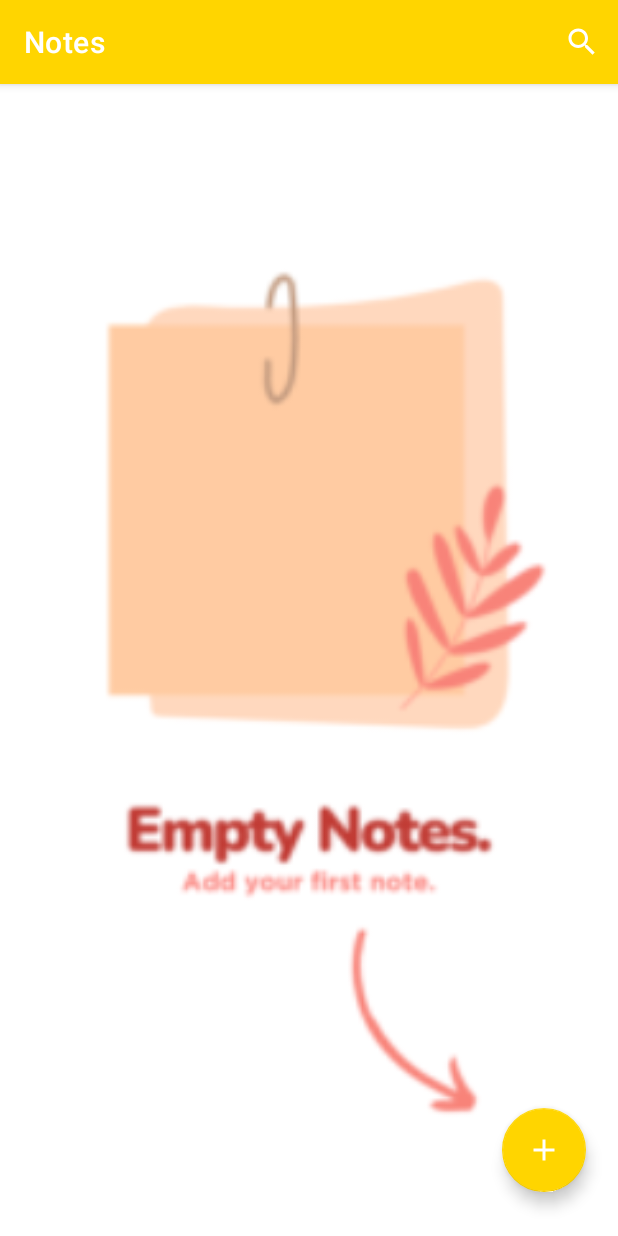
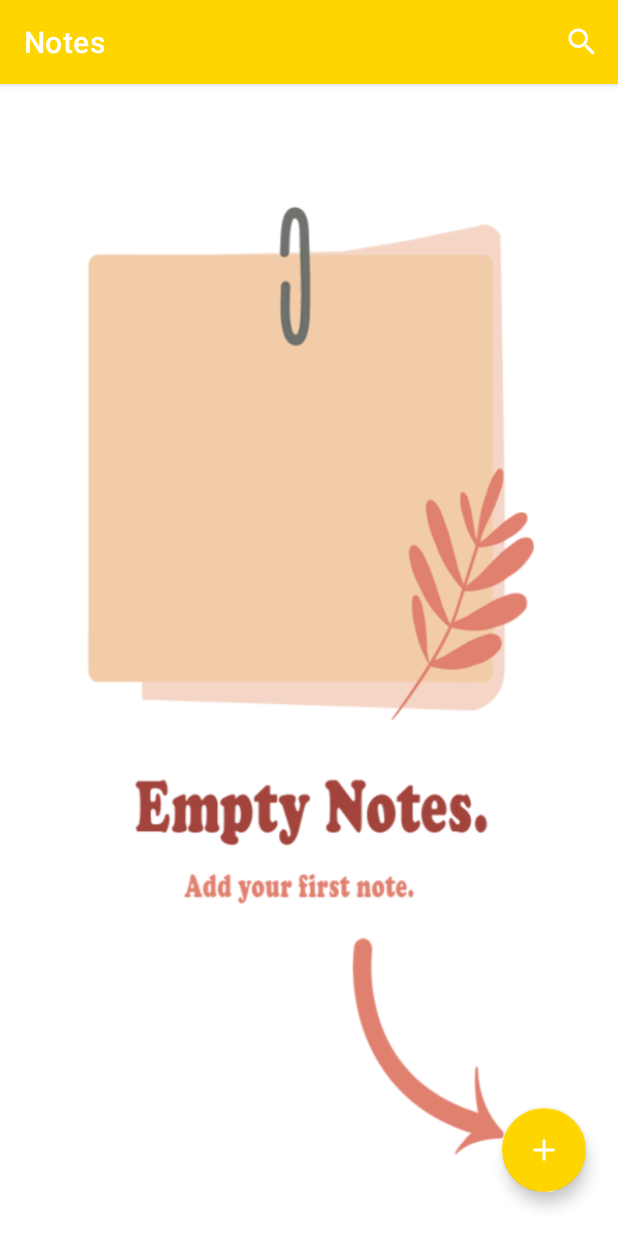
Before and after one commit to kys0main/NotesApplication, an Android app: the screen it shows after launch (MainActivity), on a phone screen of 412 x 824 dp. Run offline under Robolectric (Android 15) with nearby library versions, the phone set to English and light mode, and no system bars; our stand-ins replace Room's generated code, data binding.

Commit message:
Fix bug in HomeFragment

```diff
--- a/app/src/main/java/com/kys0main/notesapplication/fragments/AddNoteFragment.kt
+++ b/app/src/main/java/com/kys0main/notesapplication/fragments/AddNoteFragment.kt
@@ -24,7 +24,6 @@ class AddNoteFragment : Fragment(R.layout.fragment_add_note), MenuProvider {
 
     private var addNoteBinding : FragmentAddNoteBinding? = null
     private val binding get() = addNoteBinding!!
-
     private lateinit var notesViewModel : NoteViewModel
     private lateinit var addNoteView : View
 
@@ -80,5 +79,4 @@ class AddNoteFragment : Fragment(R.layout.fragment_add_note), MenuProvider {
         super.onDestroy()
         addNoteBinding = null
     }
-
 }
--- a/app/src/main/java/com/kys0main/notesapplication/fragments/HomeFragment.kt
+++ b/app/src/main/java/com/kys0main/notesapplication/fragments/HomeFragment.kt
@@ -12,8 +12,11 @@ import android.widget.Toast
 import androidx.appcompat.widget.SearchView
 import androidx.core.view.MenuHost
 import androidx.core.view.MenuProvider
+import androidx.lifecycle.DefaultLifecycleObserver
 import androidx.lifecycle.Lifecycle
+import androidx.lifecycle.LifecycleOwner
 import androidx.navigation.findNavController
+import androidx.navigation.fragment.findNavController
 import androidx.recyclerview.widget.StaggeredGridLayoutManager
 import com.kys0main.notesapplication.MainActivity
 import com.kys0main.notesapplication.R
@@ -23,31 +26,34 @@ import com.kys0main.notesapplication.model.Note
 import com.kys0main.notesapplication.viewmodel.NoteViewModel
 
 
-class HomeFragment : Fragment(R.layout.fragment_home), SearchView.OnQueryTextListener, MenuProvider {
+class HomeFragment : Fragment(R.layout.fragment_home), SearchView.OnQueryTextListener, SearchView.OnCloseListener, MenuProvider {
+
     private var homeBinding : FragmentHomeBinding? = null
     private val binding get() = homeBinding!!
     private lateinit var notesViewModel : NoteViewModel
     private lateinit var noteAdapter: NoteAdapter
+    private var searchQuery: String? = null
+
     override fun onCreateView(
         inflater: LayoutInflater, container: ViewGroup?,
         savedInstanceState: Bundle?
     ): View {
+        searchQuery = null
         homeBinding = FragmentHomeBinding.inflate(inflater, container, false)
         return binding.root
     }
+
     override fun onViewCreated(view: View, savedInstanceState: Bundle?) {
         super.onViewCreated(view, savedInstanceState)
-
         val menuHost : MenuHost = requireActivity()
         menuHost.addMenuProvider(this, viewLifecycleOwner, Lifecycle.State.RESUMED)
-
         notesViewModel = (activity as MainActivity).noteViewModel
         setupHomeRecyclerView()
-
         binding.addNoteFab.setOnClickListener{
             it.findNavController().navigate(R.id.action_homeFragment_to_addNoteFragment)
         }
     }
+
     private fun updateUI(note : List<Note>){
         if (note.isNotEmpty()){
             binding.emptyNotesImage.visibility = View.GONE
@@ -57,6 +63,7 @@ class HomeFragment : Fragment(R.layout.fragment_home), SearchView.OnQueryTextLis
             binding.homeRecyclerView.visibility = View.GONE
         }
     }
+
     private fun setupHomeRecyclerView(){
         noteAdapter = NoteAdapter()
         binding.homeRecyclerView.apply{
@@ -71,20 +78,27 @@ class HomeFragment : Fragment(R.layout.fragment_home), SearchView.OnQueryTextLis
             }
         }
     }
+
     private fun searchNote(query : String?){
-        val searchQuery = "%$query"
-
-        notesViewModel.searchNote(searchQuery).observe(this) {list ->
+        searchQuery = "%$query"
+        notesViewModel.searchNote(searchQuery).observe(viewLifecycleOwner) {list ->
             noteAdapter.differ.submitList(list)
         }
     }
+
     override fun onQueryTextSubmit(query: String?): Boolean {
-        return false
+        return true
     }
+
     override fun onQueryTextChange(newText: String?): Boolean {
-        if(newText != null){
+        if(newText!=null){
             searchNote(newText)
         }
+        return true
+    }
+
+    override fun onClose() : Boolean {
+        Toast.makeText(activity, "Menu onClose", Toast.LENGTH_SHORT).show()
         return true
     }
 
@@ -92,20 +106,17 @@ class HomeFragment : Fragment(R.layout.fragment_home), SearchView.OnQueryTextLis
         super.onDestroy()
         homeBinding = null
     }
+
     override fun onCreateMenu(menu: Menu, menuInflater: MenuInflater) {
         menu.clear()
-
         menuInflater.inflate(R.menu.home_menu, menu)
         val menuSearch = menu.findItem(R.id.searchMenu).actionView as SearchView
         menuSearch.isSubmitButtonEnabled = false
         menuSearch.setOnQueryTextListener(this)
-        //menuSearch.setQuery("car", false)
-        //Toast.makeText(context, "${menuSearch.query}", Toast.LENGTH_SHORT).show()
 
     }
+
     override fun onMenuItemSelected(menuItem: MenuItem): Boolean {
         return false
     }
-
-
 }
--- a/app/src/main/java/com/kys0main/notesapplication/repository/NoteRepository.kt
+++ b/app/src/main/java/com/kys0main/notesapplication/repository/NoteRepository.kt
@@ -4,9 +4,14 @@ import com.kys0main.notesapplication.database.NoteDatabase
 import com.kys0main.notesapplication.model.Note
 
 class NoteRepository(private val db : NoteDatabase) {
+
     suspend fun insertNote(note : Note) = db.getNoteDao().insertNote(note)
+
     suspend fun deleteNote(note : Note) = db.getNoteDao().deleteNote(note)
+
     suspend fun updateNote(note : Note) = db.getNoteDao().updateNote(note)
+
     fun getAllNotes() = db.getNoteDao().getAllNotes()
+
     fun searchNote(query : String?) = db.getNoteDao().searchNote(query)
 }
--- a/app/src/main/res/layout/fragment_add_note.xml
+++ b/app/src/main/res/layout/fragment_add_note.xml
@@ -31,7 +31,7 @@
             android:padding="12dp"
             android:textSize="20sp"
             android:layout_below="@id/addNoteHeading"
-            android:background="@drawable/pink_border"
+            android:background="@drawable/yellow_border"
             android:layout_marginTop="16dp"
             android:maxLines="1"
             android:fontFamily="@font/poppins"/>
@@ -45,7 +45,7 @@
             android:padding="12dp"
             android:textSize="18sp"
             android:fontFamily="@font/poppins"
-            android:background="@drawable/pink_border"
+            android:background="@drawable/yellow_border"
             android:layout_below="@id/addNoteTitle"
             android:layout_marginTop="12dp" />
 
--- a/app/src/main/res/layout/fragment_edit_note.xml
+++ b/app/src/main/res/layout/fragment_edit_note.xml
@@ -31,7 +31,7 @@
             android:padding="12dp"
             android:textSize="20sp"
             android:layout_below="@id/editNoteHeading"
-            android:background="@drawable/pink_border"
+            android:background="@drawable/yellow_border"
             android:layout_marginTop="16dp"
             android:maxLines="1"
             android:fontFamily="@font/poppins"/>
@@ -45,7 +45,7 @@
             android:padding="12dp"
             android:textSize="18sp"
             android:fontFamily="@font/poppins"
-            android:background="@drawable/pink_border"
+            android:background="@drawable/yellow_border"
             android:layout_below="@id/editNoteTitle"
             android:layout_marginTop="12dp" />
 
--- a/app/src/main/res/layout/fragment_home.xml
+++ b/app/src/main/res/layout/fragment_home.xml
@@ -34,11 +34,15 @@
             app:layout_constraintTop_toTopOf="parent" />
 
         <ImageView
+            android:id="@+id/emptyNotesImage"
             android:layout_width="match_parent"
             android:layout_height="match_parent"
-            android:id="@+id/emptyNotesImage"
-            android:visibility="gone"
-            android:src="@drawable/emptybkg"/>
+            android:src="@drawable/emptybackground"
+            android:visibility="visible"
+            app:layout_constraintBottom_toBottomOf="parent"
+            app:layout_constraintEnd_toEndOf="parent"
+            app:layout_constraintStart_toStartOf="parent"
+            app:layout_constraintTop_toTopOf="parent" />
 
     </androidx.constraintlayout.widget.ConstraintLayout>
 </layout>
--- a/app/src/main/res/layout/note_layout.xml
+++ b/app/src/main/res/layout/note_layout.xml
@@ -14,7 +14,7 @@
             android:layout_width="match_parent"
             android:layout_height="match_parent"
             android:orientation="vertical"
-            android:background="@drawable/pink_border"
+            android:background="@drawable/yellow_border"
             android:padding="16dp">
 
             <TextView
```
Also changed, not shown: app/src/main/java/com/kys0main/notesapplication/adapter/NoteAdapter.kt (+7 -0 lines), app/src/main/java/com/kys0main/notesapplication/fragments/EditNoteFragment.kt (+1 -7 lines), app/src/main/java/com/kys0main/notesapplication/viewmodel/NoteViewModel.kt (+5 -2 lines), app/src/main/res/drawable/emptybackground.png (added), app/src/main/res/drawable/emptybkg.png (deleted), app/src/main/res/drawable/yellow_border.xml (renamed from app/src/main/res/drawable/pink_border.xml).
